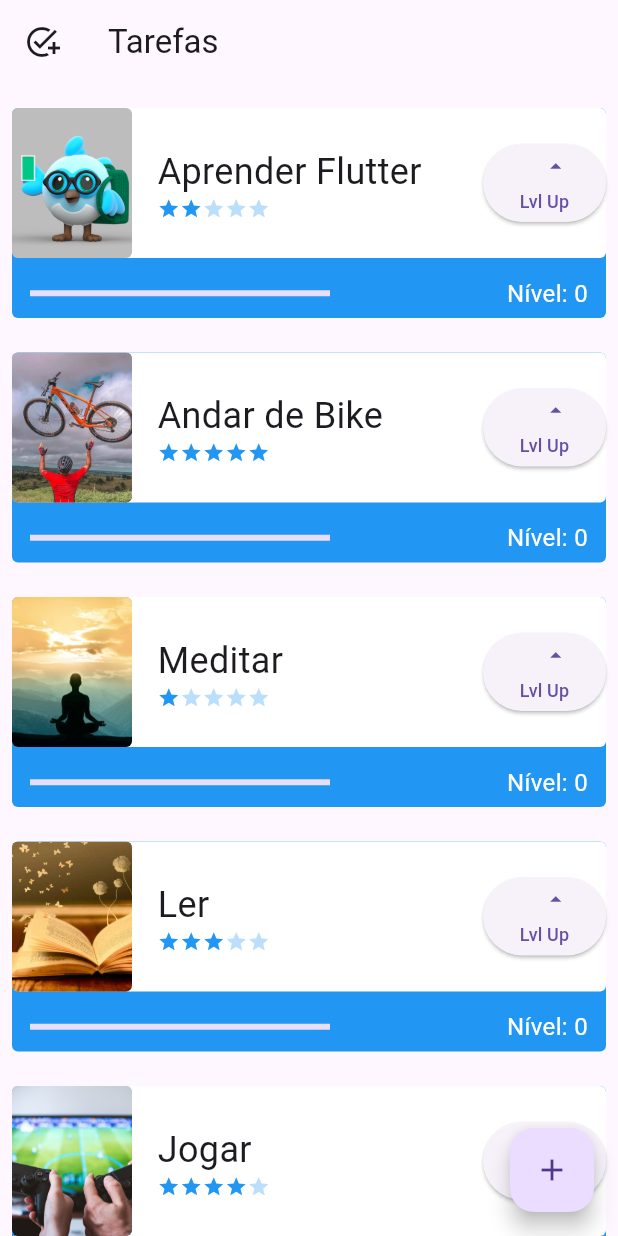
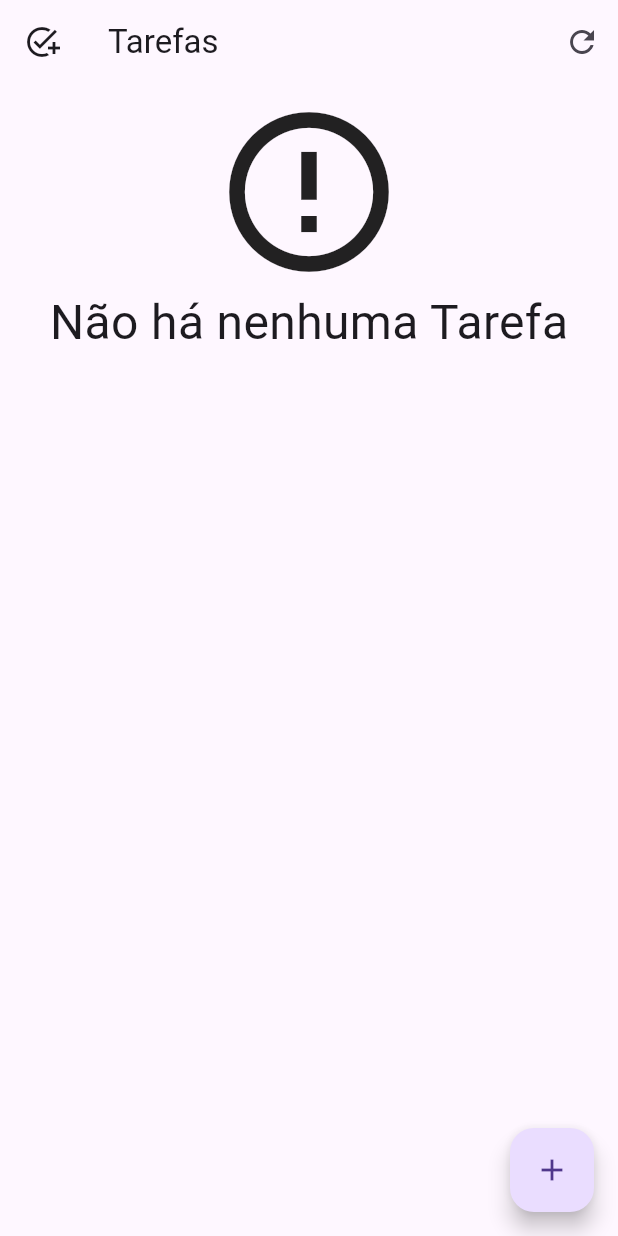
Before and after one commit to GilmarCz/gerenciador_tarefas1, a Flutter app: the screen it shows after launch, on a phone screen of 412 x 824 dp. Run offline on Flutter 3.47's test engine with Material 3 defaults, Android fonts, the phone set to English and light mode, and no system bars; our stand-ins replace sqflite; accounts and stored records are empty.

Commit message:
Criação dos métodos insert updat e delete, botão refresh

```diff
--- a/lib/components/tasks.dart
+++ b/lib/components/tasks.dart
@@ -1,12 +1,13 @@
 import 'package:flutter/material.dart';
 import 'package:task_manager/components/difficulty.dart';
+import 'package:task_manager/data/task_dao.dart';
 
 class Task extends StatefulWidget {
   final String name;
   final String photo;
   final int difficulty;
 
-  Task(this.name, this.photo, this.difficulty, {Key? key}) : super(key: key);
+  Task(this.name, this.photo, this.difficulty, {super.key});
 
   int level = 0;
 
@@ -81,16 +82,19 @@ class _TaskState extends State<Task> {
                       height: 52,
                       width: 82,
                       child: ElevatedButton(
+                        onLongPress: (){
+                          TaskDao().delete(widget.name);
+                        },
                         onPressed: () {
                           setState(() {
                             widget.level++;
                           });
                           //print(level);
                         },
-                        child: Column(
+                        child: const Column(
                           mainAxisAlignment: MainAxisAlignment.spaceEvenly,
                           crossAxisAlignment: CrossAxisAlignment.end,
-                          children: const [
+                          children: [
                             Icon(Icons.arrow_drop_up),
                             Text(
                               'Lvl Up',
--- a/lib/data/task_dao.dart
+++ b/lib/data/task_dao.dart
@@ -14,12 +14,43 @@ class TaskDao{
   static const String _image = 'image';
 
   //CRUD
-  //save(Task tarefa) async{}
+  save(Task tarefa) async{
+    print('Iniciando o save: ');
+    final Database bancoDeDados = await getDatabase();
+    var itemExists = await find(tarefa.name);
+    Map<String, dynamic> taskMap = toMap(tarefa);
+    if(itemExists.isEmpty){
+      print('Tarefa não existia.');
+      return await bancoDeDados.insert(
+          _tableName,
+          taskMap,
+      );
+    } else{
+      print('Tarefa já existia.');
+      return await bancoDeDados.update(
+          _tableName,
+          taskMap,
+          where: '$_name = ?',
+          whereArgs: [tarefa.name]
+      );
+    }
+  }
+
+  Map<String, dynamic> toMap(Task tarefa){
+    print('Convertendo tarefa em Map: ');
+    final Map<String, dynamic> mapaDeTarefas = Map();
+    mapaDeTarefas[_name] = tarefa.name;
+    mapaDeTarefas[_difficulty] = tarefa.difficulty;
+    mapaDeTarefas[_image] = tarefa.photo;
+    print('Mapa de Tarefas: $mapaDeTarefas');
+    return mapaDeTarefas;
+  }
 
   Future<List<Task>> findAll() async{
     print('Acessando o findAll: ');
     final Database bancoDeDados = await getDatabase();
-    final List<Map<String, dynamic>> result = await bancoDeDados.query(_tableName);
+    final List<Map<String, dynamic>> result =
+        await bancoDeDados.query(_tableName);
     print('Procurando dados no banco de dados ... encontrado: $result');
     return toList(result);
   }
@@ -38,10 +69,21 @@ class TaskDao{
   Future<List<Task>> find(String nomeDaTarefa) async{
     print('Acessando o find: ');
     final Database bancoDeDados = await getDatabase();
-    final List<Map<String, dynamic>> result = await bancoDeDados.query(_tableName, where: '$_name =?', whereArgs: [nomeDaTarefa],);
+    final List<Map<String, dynamic>> result = await bancoDeDados.query(
+      _tableName,
+      where: '$_name =?',
+      whereArgs: [nomeDaTarefa],
+    );
     print('Tarefa encontrada: ${toList(result)}');
     return toList(result);
   }
 
-  //delete(String nomeDaTarefa) async{}
+  delete(String nomeDaTarefa) async{
+    print('Deletando a tarefa: $nomeDaTarefa');
+    final Database bancoDeDados = await getDatabase();
+    return bancoDeDados.delete(
+      _tableName, where: '$_name = ?',
+      whereArgs: [nomeDaTarefa],
+    );
+  }
 }
--- a/lib/screens/initial_screen.dart
+++ b/lib/screens/initial_screen.dart
@@ -1,9 +1,10 @@
 import 'package:flutter/material.dart';
-import 'package:task_manager/data/task_inherited.dart';
+import 'package:task_manager/components/tasks.dart';
+import 'package:task_manager/data/task_dao.dart';
 import 'package:task_manager/screens/form_screen.dart';
 
 class InitialScreen extends StatefulWidget {
-  const InitialScreen({Key? key}) : super(key: key);
+  const InitialScreen({super.key});
 
   @override
   State<InitialScreen> createState() => _InitialScreenState();
@@ -14,12 +15,83 @@ class _InitialScreenState extends State<InitialScreen> {
   Widget build(BuildContext context) {
     return Scaffold(
       appBar: AppBar(
+        actions: [
+          IconButton(
+              onPressed: () {
+                setState(() {});
+              },
+              icon: Icon(Icons.refresh),
+          )
+        ],
         title: const Text('Tarefas'),
         leading: const Icon(Icons.add_task),
       ),
-      body: ListView(
+      body: Padding(
         padding: const EdgeInsets.only(top: 8, bottom: 70),
-        children: TaskInherited.of(context).taskList,
+        child: FutureBuilder(
+          future: TaskDao().findAll(),
+          builder: (context, snapshot) {
+            List<Task>? items = snapshot.data as List<Task>?;
+            switch (snapshot.connectionState) {
+              case ConnectionState.none:
+                return const Center(
+                  child: Column(
+                    children: [
+                      CircularProgressIndicator(),
+                      Text('Carregando'),
+                    ],
+                  ),
+                );
+              case ConnectionState.waiting:
+                return const Center(
+                  child: Column(
+                    children: [
+                      CircularProgressIndicator(),
+                      Text('Carregando'),
+                    ],
+                  ),
+                );
+              case ConnectionState.active:
+                return const Center(
+                  child: Column(
+                    children: [
+                      CircularProgressIndicator(),
+                      Text('Carregando'),
+                    ],
+                  ),
+                );
+              case ConnectionState.done:
+                if (snapshot.hasData && items != null) {
+                  if (items.isNotEmpty) {
+                    // colar o cod. recortado aqui...
+                    return ListView.builder(
+                      itemCount: items.length,
+                      itemBuilder: (
+                        BuildContext context,
+                        int index,
+                      ) {
+                        final Task tarefa = items[index];
+                        return tarefa;
+                      },
+                    );
+                  }
+                  return const Center(
+                    child: Column(
+                      children: [
+                        Icon(Icons.error_outline, size: 128),
+                        Text(
+                          'Não há nenhuma Tarefa',
+                          style: TextStyle(fontSize: 32),
+                        )
+                      ],
+                    ),
+                  );
+                }
+                return const Text('Erro ao carregar Tarefas');
+            }
+            //return Container(); // Retorno para o caso de snapshot.data ser nulo ou items ser nulo.
+          },
+        ),
       ),
       floatingActionButton: FloatingActionButton(
         onPressed: () {
@@ -30,7 +102,9 @@ class _InitialScreenState extends State<InitialScreen> {
                 taskContext: context,
               ),
             ),
-          );
+          ).then((value) => setState(() {
+                print('Recarregando a tela inicial');
+              }));
         },
         child: const Icon(Icons.add),
       ),
--- a/pubspec.yaml
+++ b/pubspec.yaml
@@ -45,7 +45,7 @@ dev_dependencies:
   # activated in the `analysis_options.yaml` file located at the root of your
   # package. See that file for information about deactivating specific lint
   # rules and activating additional ones.
-  flutter_lints: ^2.0.0
+  flutter_lints: ^3.0.1
 
 # For information on the generic Dart part of this file, see the
 # following page: https://dart.dev/tools/pub/pubspec
```
Also changed, not shown: lib/screens/form_screen.dart (+10 -4 lines), pubspec.lock.
